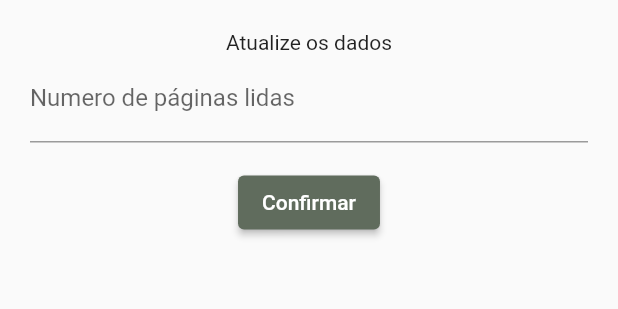
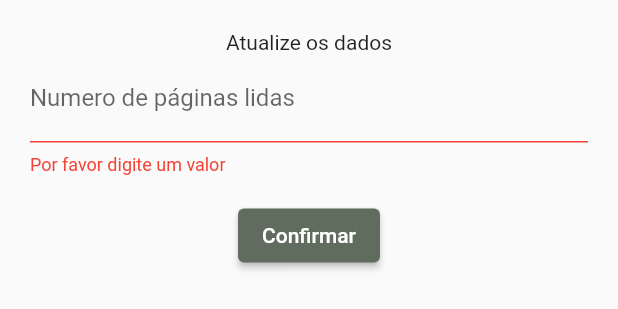
Before and after one commit to Rosines-Almeida/minha_estante, a Flutter app: the BookDetailsEditDialog widget shown alone on an empty page, opened directly with empty values, after a tap on "Confirmar", on a phone screen of 412 x 824 dp. Shown: the top 309 px of the screen. Run offline on Flutter 3.47's test engine with Material 2 defaults, Android fonts, the phone set to English and light mode, and no system bars; our stand-ins replace image_picker, percent_indicator, shared_preferences; accounts and stored records are empty.

Commit message:
fix: card home and dialogEdit

```diff
--- a/lib/pages/bookDetails/book_details_edit_dialog.dart
+++ b/lib/pages/bookDetails/book_details_edit_dialog.dart
@@ -4,7 +4,9 @@ import 'package:minha_estante/commons/components/space_component.dart';
 import 'package:minha_estante/providers/bookcase_provider.dart';
 
 class BookDetailsEditDialog extends StatefulWidget {
-  const BookDetailsEditDialog({super.key, required this.callback});
+  const BookDetailsEditDialog(
+      {super.key, required this.callback, required this.numberMaxPag});
+  final int numberMaxPag;
   final void Function(int numberPage) callback;
 
   @override
@@ -12,6 +14,7 @@ class BookDetailsEditDialog extends StatefulWidget {
 }
 
 class _BookDetailsEditDialogState extends State<BookDetailsEditDialog> {
+  final _formKey = GlobalKey<FormState>();
   final _controllerNumberPageEdit = TextEditingController();
   late BookcaseProvider store;
 
@@ -21,7 +24,9 @@ class _BookDetailsEditDialogState extends State<BookDetailsEditDialog> {
       padding: const EdgeInsets.all(20),
       child: Column(children: [
         const Text('Atualize os dados'),
-        TextFormField(
+        Form(
+          key: _formKey,
+          child: TextFormField(
             controller: _controllerNumberPageEdit,
             decoration: const InputDecoration(
               labelText: 'Numero de páginas lidas',
@@ -31,19 +36,31 @@ class _BookDetailsEditDialogState extends State<BookDetailsEditDialog> {
               FilteringTextInputFormatter.digitsOnly,
             ],
             validator: (value) {
-            return (value == null || value.isEmpty)
-                ? 'Por favor digite um valor'
-                : null;
+              if (value == null || value.isEmpty) {
+                return 'Por favor digite um valor';
+              } else if (int.parse(value) > widget.numberMaxPag) {
+                return 'Número inválido';
+              } else {
+                return null;
+              }
             },
+          ),
         ),
         const SpacerComponent(),
         ElevatedButton(
             onPressed: () {
-              widget.callback(int.parse(_controllerNumberPageEdit.text));
-              Navigator.pop(context);
+              handleSubimit();
             },
-            child: Text('Confirmar'))
+            child: const Text('Confirmar'))
       ]),
     );
   }
+
+  handleSubimit() {
+    final isValido = _formKey.currentState!.validate();
+    if (isValido) {
+      widget.callback(int.parse(_controllerNumberPageEdit.text));
+      Navigator.pop(context);
     }
+  }
+}
--- a/lib/pages/homePage/home_page.dart
+++ b/lib/pages/homePage/home_page.dart
@@ -1,5 +1,3 @@
-// ignore_for_file: prefer_const_literals_to_create_immutables, prefer_const_constructors
-
 import 'package:flutter/material.dart';
 import 'package:minha_estante/commons/components/body_components.dart';
 import 'package:minha_estante/pages/tabs/bookcase_page.dart';
@@ -13,13 +11,12 @@ class HomePage extends StatefulWidget {
 }
 
 class _HomePageState extends State<HomePage> {
-  //TODO: mudar o nome _conteudo
   late int abaSelecionada;
   final List<Widget> _conteudo = [
     const BookCasePage(),
     const ProfilePage(),
   ];
-//TODO: mudar os icones e nome
+
   final List<BottomNavigationBarItem> _abas = [
     const BottomNavigationBarItem(
         icon: Icon(Icons.home_rounded), label: 'Home'),
@@ -36,7 +33,6 @@ class _HomePageState extends State<HomePage> {
   @override
   void initState() {
     abaSelecionada = 0;
-
     super.initState();
   }
 
--- a/lib/pages/tabs/components/profile_card_component.dart
+++ b/lib/pages/tabs/components/profile_card_component.dart
@@ -24,7 +24,7 @@ class ProfileCardComponent extends StatelessWidget {
                 color: Colors.blueGrey[300]!,
                 width: 1.0,
               ),
-              borderRadius: BorderRadius.circular(10), // Raio do canto
+              borderRadius: BorderRadius.circular(10),
             ),
             child: Column(children: [
               Container(
--- a/lib/providers/bookcase_provider.dart
+++ b/lib/providers/bookcase_provider.dart
@@ -44,7 +44,6 @@ class BookcaseProvider with ChangeNotifier {
   set listBook(List<BooksEntity> val) {
     _listBook = val;
     service.save(_listBook);
-    print(_listBook);
     notifyListeners();
   }
 
--- a/lib/providers/root_provider.dart
+++ b/lib/providers/root_provider.dart
@@ -3,7 +3,6 @@ import 'package:minha_estante/providers/config_provider.dart';
 import 'package:provider/provider.dart';
 import 'package:provider/single_child_widget.dart';
 
-//arquivo para gerenciar providers
 class RootProvider {
   static List<SingleChildWidget> providers() {
     return [
```
Also changed, not shown: lib/commons/components/bar_progress_component.dart (+4 -4 lines), lib/pages/bookDetails/book_details_page.dart (+9 -10 lines), lib/pages/tabs/components/home_card_component.dart (+7 -5 lines). Lines whose indentation alone changed are shown as unchanged.
